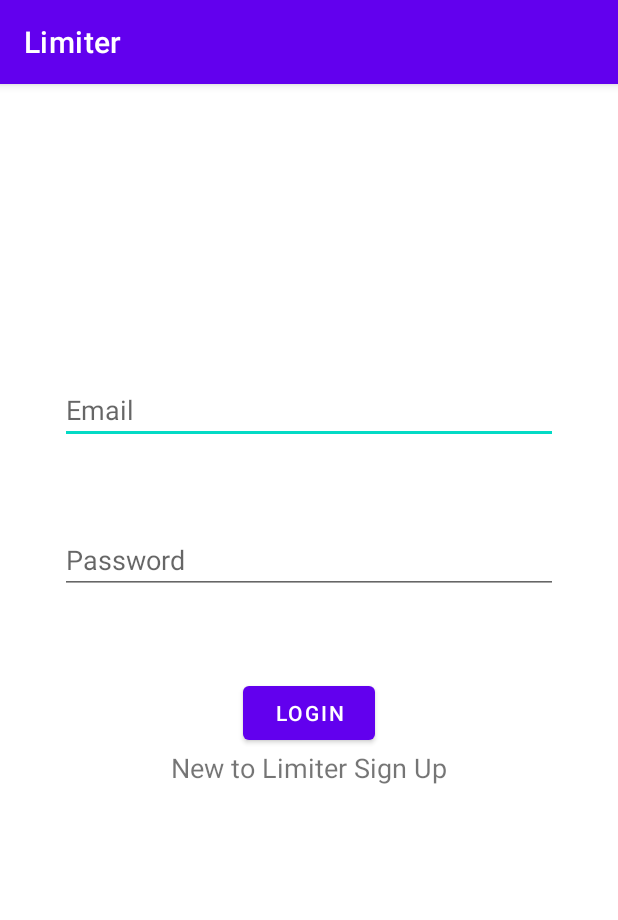
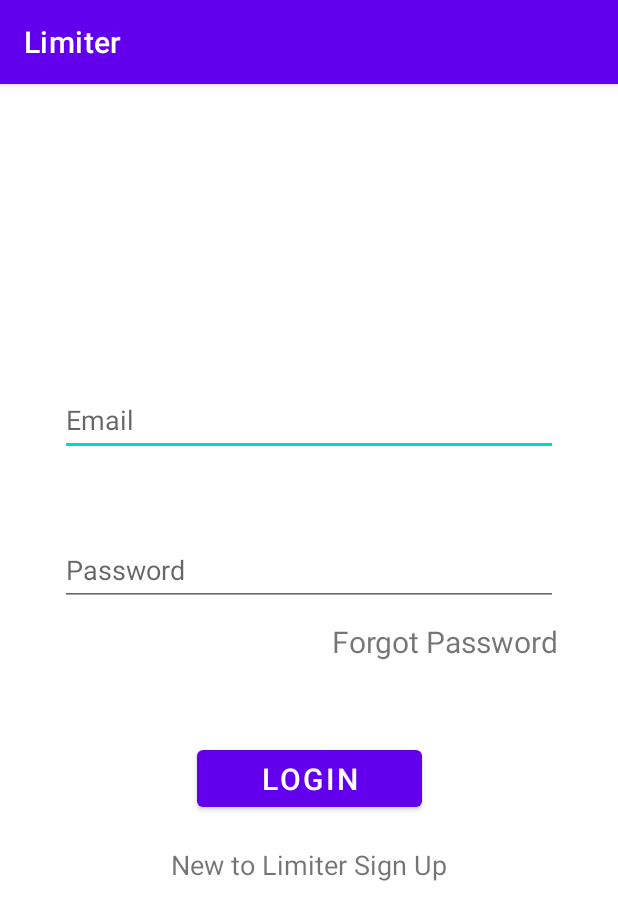
Before and after one commit to mohit-1089/Limiter, an Android app: the Login screen opened directly, with no data from a screen before it, on a phone screen of 412 x 824 dp. Shown: the top 920 px of the screen. Run offline under Robolectric (Android 15) with nearby library versions, the phone set to English and light mode, and no system bars.

Commit message:
Added forgot Password button

```diff
--- a/Limiter/app/src/main/res/layout/activity_login.xml
+++ b/Limiter/app/src/main/res/layout/activity_login.xml
@@ -9,42 +9,55 @@
     <EditText
         android:id="@+id/email"
         android:layout_width="match_parent"
-        android:layout_height="40dp"
+        android:layout_height="48dp"
+        android:layout_marginLeft="40dp"
+        android:layout_marginTop="200dp"
+        android:layout_marginRight="40dp"
         android:hint="Email"
         android:inputType="textEmailAddress"
-        android:layout_marginLeft="40dp"
-        android:layout_marginRight="40dp"
         app:layout_constraintLeft_toLeftOf="parent"
         app:layout_constraintRight_toRightOf="parent"
-        app:layout_constraintTop_toTopOf="parent"
-        android:layout_marginTop="200dp"
-        />
+        app:layout_constraintTop_toTopOf="parent" />
 
     <EditText
         android:id="@+id/password"
         android:layout_width="match_parent"
-        android:layout_height="40dp"
+        android:layout_height="48dp"
+        android:layout_marginLeft="40dp"
+        android:layout_marginTop="100dp"
+        android:layout_marginRight="40dp"
         android:hint="Password"
         android:inputType="textPassword"
-        android:layout_marginLeft="40dp"
-        android:layout_marginRight="40dp"
         app:layout_constraintLeft_toLeftOf="parent"
         app:layout_constraintRight_toRightOf="parent"
         app:layout_constraintTop_toTopOf="@id/email"
-        android:layout_marginTop="100dp"
 
         />
 
+    <TextView
+        android:id="@+id/tvForgotPassword"
+        android:layout_width="wrap_content"
+        android:layout_height="wrap_content"
+        android:text="Forgot Password"
+        android:textSize="20sp"
+
+        app:layout_constraintRight_toRightOf="@+id/password"
+        app:layout_constraintTop_toBottomOf="@+id/password"
+        android:layout_marginTop="10dp"
+        />
+
+
     <Button
         android:id="@+id/loginBtn"
-        android:layout_width="wrap_content"
-        android:layout_height="wrap_content"
+        android:layout_width="150dp"
+        android:layout_height="50dp"
+        android:layout_marginTop="90dp"
+
         android:text="LOGIN"
-        android:padding="8dp"
-        app:layout_constraintTop_toBottomOf="@+id/password"
-        android:layout_marginTop="55dp"
+        android:textSize="20sp"
+        app:layout_constraintLeft_toLeftOf="parent"
         app:layout_constraintRight_toRightOf="parent"
-        app:layout_constraintLeft_toLeftOf="parent" />
+        app:layout_constraintTop_toBottomOf="@+id/password"/>
 
     <TextView
         android:id="@+id/message"
@@ -55,6 +68,7 @@
         app:layout_constraintLeft_toLeftOf="parent"
         app:layout_constraintRight_toRightOf="parent"
         app:layout_constraintTop_toBottomOf="@id/loginBtn"
+        android:layout_marginTop="20dp"
         android:onClick="startSignUpActivity"
         />
 
```
